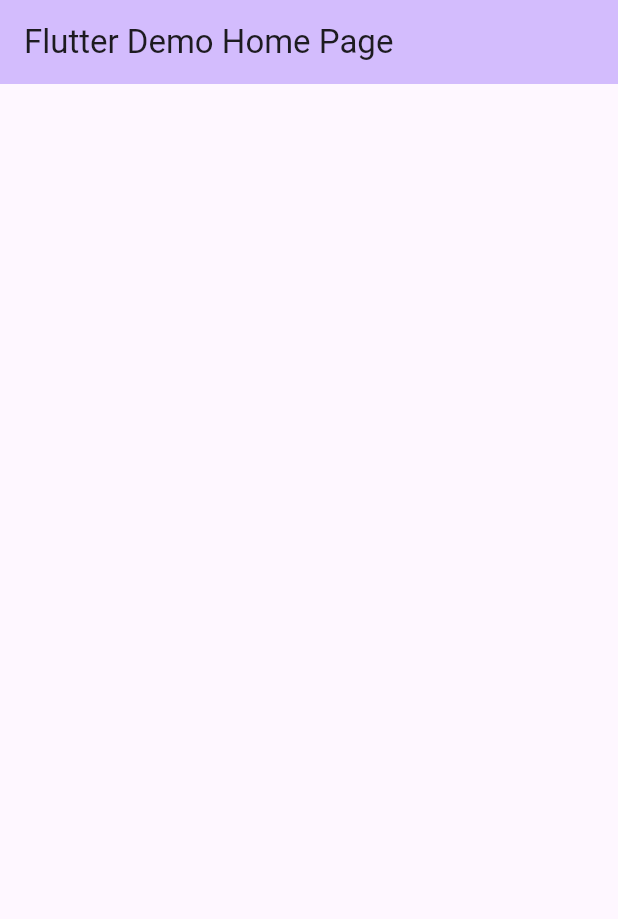
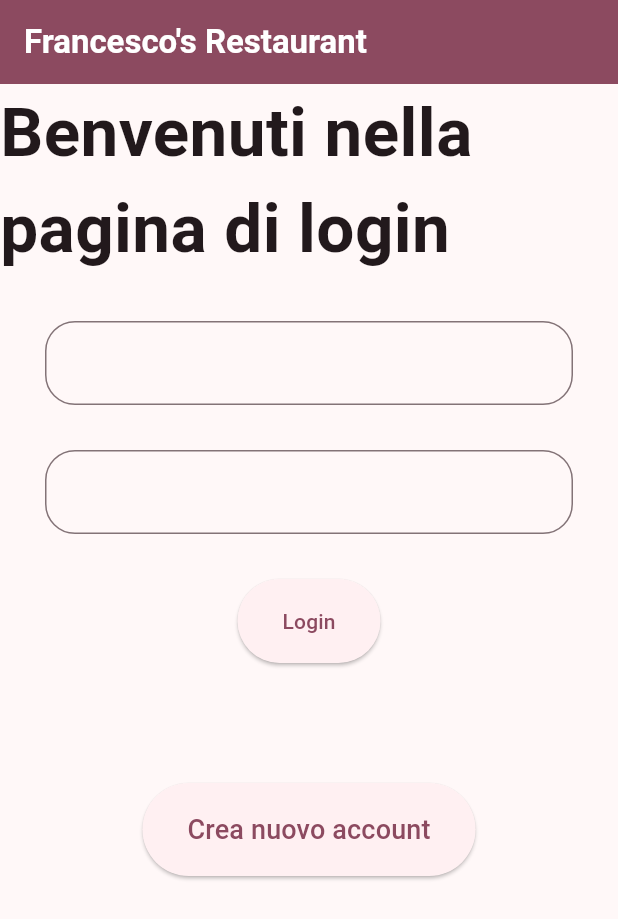
Before and after one commit to Francesco142/Restaurant, a Flutter app: the screen it shows after launch, on a phone screen of 412 x 824 dp. Shown: the top 919 px of the screen. Run offline on Flutter 3.47's test engine with Material 3 defaults, Android fonts, the light colour scheme and no system bars; our stand-ins replace cloud_firestore, firebase_auth, firebase_core, get; accounts and stored records are empty.

Commit message:
Login and registration completed, the UI and the aesthetics needs improvement

```diff
--- /dev/null
+++ b/lib/features/login/domain/repositories/user_repo.dart
@@ -0,0 +1,10 @@
+
+import 'package:firebase_auth/firebase_auth.dart';
+
+abstract class UserRepository {
+
+  Future<User?> signUp(String email, String password);
+
+  Future<User?> signIn(String email, String password);
+
+}
--- /dev/null
+++ b/lib/features/login/presentation/pages/login_page.dart
@@ -0,0 +1,102 @@
+import 'package:firebase_auth/firebase_auth.dart';
+import 'package:flutter/material.dart';
+import 'package:get/get.dart';
+
+import '../../../../routes/routes.dart';
+import '../../data/repositiories_impl/user_repo_impl.dart';
+
+class LoginPage extends StatefulWidget {
+  const LoginPage({super.key});
+
+  @override
+  State<LoginPage> createState() => _LoginPageState();
+}
+
+class _LoginPageState extends State<LoginPage> {
+  final UserRepositoryImpl login = UserRepositoryImpl();
+
+  final TextEditingController emailController = TextEditingController();
+  final TextEditingController passwordController = TextEditingController();
+
+  @override
+  Widget build(BuildContext context) {
+    return Scaffold(
+      appBar: AppBar(
+        title: Text(
+          "Francesco's Restaurant",
+          style: TextStyle(fontWeight: FontWeight.w700, color: Colors.white),
+        ),
+        backgroundColor: Theme.of(context).colorScheme.primary,
+        // leading: Padding(
+        //   padding: const EdgeInsets.only(left: 4, bottom: 4),
+        //   child: Image.asset(
+        //     ("assets/logo.png"),
+        //   ),
+        // ),
+      ),
+      body: Column(
+        children: [
+          Text(
+            "Benvenuti nella pagina di login ",
+            style: TextStyle(fontSize: 45, fontWeight: FontWeight.bold),
+          ),
+          Form(
+            child: Container(
+                margin: EdgeInsets.all(30),
+                child: Column(children: [
+                  TextField(
+                    controller: emailController,
+                    decoration: InputDecoration(
+                        border: OutlineInputBorder(
+                            borderRadius: BorderRadius.circular(20))),
+                  ),
+                  SizedBox(height: 30),
+                  TextField(
+                    controller: passwordController,
+                    decoration: InputDecoration(
+                        border: OutlineInputBorder(
+                            borderRadius: BorderRadius.circular(20))),
+                  ),
+                  SizedBox(height: 30),
+                  ElevatedButton(
+                    style: ButtonStyle(padding: MaterialStateProperty.all(EdgeInsets.symmetric(horizontal: 30.0, vertical: 18.0) )),
+                    onPressed: () {
+                      signIn();
+                    },
+                    child: Text("Login"),
+                  )
+                ])),
+          ),
+          SizedBox(height: 50),
+          ElevatedButton(
+            style: ButtonStyle(padding: MaterialStateProperty.all(EdgeInsets.symmetric(horizontal: 30.0, vertical: 18.0) )),
+            onPressed: () {
+              Get.toNamed(Routes.SIGNUP);
+            },
+            child:
+            Text(
+              "Crea nuovo account",
+              style: TextStyle(fontSize: 18),
+            )
+          )
+        ],
+      ),
+    );
+  }
+
+  void signIn() async {
+    String email = emailController.text;
+    String password = passwordController.text;
+
+    User? user = await login.signIn(email, password);
+
+    if (user != null) {
+      print("User logged");
+      Get.toNamed(Routes.HOME);
+    } else {
+      print("errore");
+    }
+  }
+
+
+}
--- a/lib/main.dart
+++ b/lib/main.dart
@@ -1,6 +1,9 @@
 import 'package:flutter/material.dart';
 import 'package:firebase_core/firebase_core.dart';
+import 'package:ordini_ristorante/routes/app_pages.dart';
+import 'features/login/presentation/pages/login_page.dart';
 import 'firebase_options.dart';
+import 'package:get/get.dart';
 
 void main() async {
 
@@ -18,38 +21,14 @@ class MyApp extends StatelessWidget {
 
   @override
   Widget build(BuildContext context) {
-    return MaterialApp(
+    return GetMaterialApp(
+      getPages: AppPages.routes,
       title: 'Flutter Demo',
       theme: ThemeData(
-
-        colorScheme: ColorScheme.fromSeed(seedColor: Colors.deepPurple),
+        colorScheme: ColorScheme.fromSeed(seedColor: Colors.black),
         useMaterial3: true,
       ),
-      home: const MyHomePage(title: 'Flutter Demo Home Page'),
+      home: const LoginPage(),
     );
   }
 }
-
-class MyHomePage extends StatefulWidget {
-
-  const MyHomePage({super.key, required this.title});
-
-  final String title;
-
-  @override
-  State<MyHomePage> createState() => _MyHomePageState();
-}
-
-class _MyHomePageState extends State<MyHomePage> {
-
-  @override
-  Widget build(BuildContext context) {
-
-    return Scaffold(
-      appBar: AppBar(
-        backgroundColor: Theme.of(context).colorScheme.inversePrimary,
-        title: Text(widget.title),
-      ),
-    );
-  }
-}
--- /dev/null
+++ b/lib/routes/app_pages.dart
@@ -0,0 +1,27 @@
+import 'package:get/get.dart';
+import 'package:ordini_ristorante/features/login/presentation/pages/login_page.dart';
+import 'package:ordini_ristorante/features/login/presentation/pages/signup_page.dart';
+import 'package:ordini_ristorante/routes/routes.dart';
+
+import '../features/home/presentation/pages/home_page.dart';
+
+
+class AppPages{
+  static final routes = [
+    GetPage(
+      name: Routes.LOGIN,
+      page: () => const LoginPage(),
+      //binding: HomeBinding()
+    ),
+    GetPage(
+      name: Routes.SIGNUP,
+      page: () => const SignupPage(),
+      //binding: HomeBinding()
+    ),
+    GetPage(
+      name: Routes.HOME,
+      page: () => const HomePage(),
+      //binding: HomeBinding()
+    ),
+  ];
+}
--- /dev/null
+++ b/lib/routes/routes.dart
@@ -0,0 +1,5 @@
+abstract class Routes{
+  static const LOGIN = '/login';
+  static const SIGNUP = '/signup';
+  static const HOME = '/home';
+}
--- a/pubspec.yaml
+++ b/pubspec.yaml
@@ -37,6 +37,7 @@ dependencies:
   cupertino_icons: ^1.0.6
   firebase_core: ^2.29.0
   cloud_firestore: ^4.16.1
+  firebase_auth: ^4.19.1
 
 dev_dependencies:
   flutter_test:
@@ -48,6 +49,7 @@ dev_dependencies:
   # package. See that file for information about deactivating specific lint
   # rules and activating additional ones.
   flutter_lints: ^3.0.0
+  get: ^4.6.6
 
 # For information on the generic Dart part of this file, see the
 # following page: https://dart.dev/tools/pub/pubspec
```
Also changed, not shown: lib/features/home/presentation/pages/home_page.dart (added, +27 -0 lines), lib/features/login/data/repositiories_impl/user_repo_impl.dart (added, +30 -0 lines), lib/features/login/presentation/pages/signup_page.dart (added, +94 -0 lines), lib/utils/firestore_helper.dart (added, +30 -0 lines), pubspec.lock, 4 other files.
